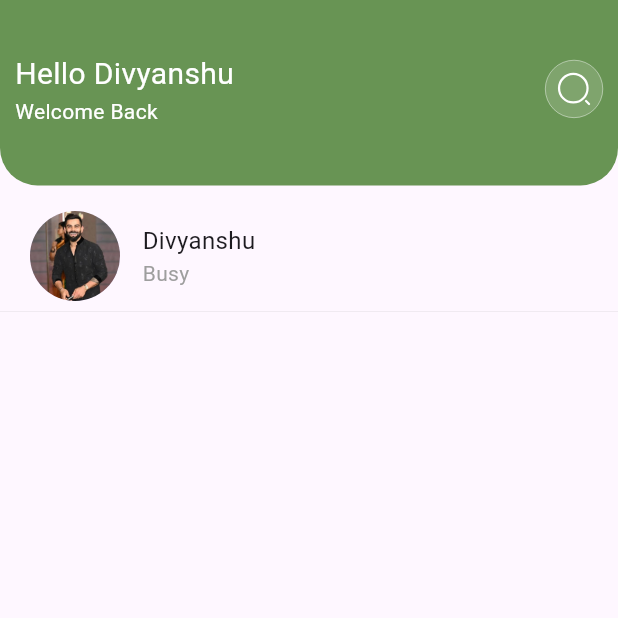
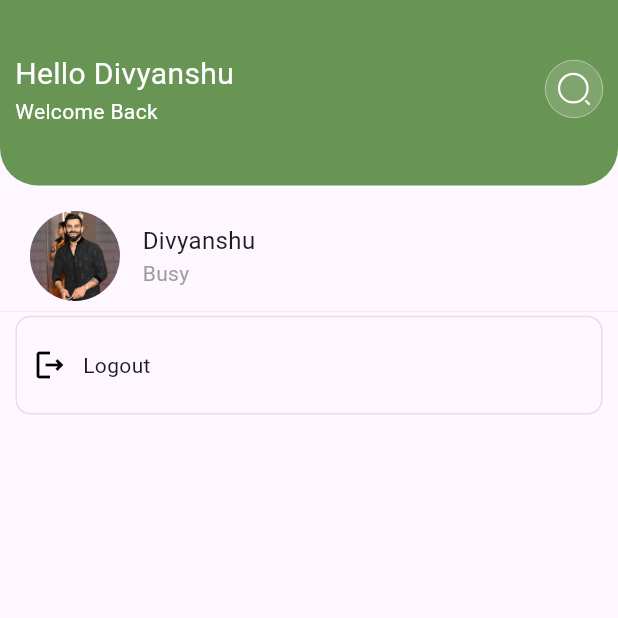
Before and after one commit to divyanshuAntino/chat_app, a Flutter app: the SettinScreen screen opened directly, on a phone screen of 412 x 824 dp, the top half of it. Run offline on Flutter 3.47's test engine with Material 3 defaults, Android fonts, the phone set to English and light mode, and no system bars; our stand-ins replace circle_nav_bar, firebase_auth, firebase_core, flutter_svg, go_router, google_sign_in and 2 more; accounts and stored records are empty.

Commit message:
add log out functionility

```diff
--- a/lib/common/service/routes.dart
+++ b/lib/common/service/routes.dart
@@ -7,7 +7,7 @@ import 'package:chatapp/navbar/navbar.dart';
 import 'package:go_router/go_router.dart';
 
 class Routes {
-  static final GoRouter routes = GoRouter(initialLocation: "/profile", routes: [
+  static final GoRouter routes = GoRouter(initialLocation: "/home", routes: [
     GoRoute(path: "/home", builder: (context, state) => const NavBar()),
     GoRoute(path: "/auth", builder: (context, state) => const AuthScreen()),
     GoRoute(path: "/userName", builder: (context, state) => const UserName()),
--- a/lib/feature/auth/service/auth.dart
+++ b/lib/feature/auth/service/auth.dart
@@ -17,4 +17,10 @@ class Authentication {
       return null;
     }
   }
+
+  void logout() async {
+    await googleSignIn.disconnect();
+    FirebaseAuth.instance.signOut();
+    print("Logout successfully");
+  }
 }
--- a/lib/feature/on_boarding/screen/dob.dart
+++ b/lib/feature/on_boarding/screen/dob.dart
@@ -131,7 +131,7 @@ class _ProfilePhotoState extends State<ProfilePhoto> {
                       Icons.add,
                       color: Colors.white,
                     ),
-                  ))
+                  )),
             ],
           ),
         ),
--- a/lib/feature/on_boarding/screen/user_name.dart
+++ b/lib/feature/on_boarding/screen/user_name.dart
@@ -24,7 +24,7 @@ class UserName extends StatelessWidget {
               ),
             ),
           ),
-          SizedBox(
+          const SizedBox(
             height: 20,
           ),
           ElevatedButton(
--- a/lib/feature/setting/screen/setting.dart
+++ b/lib/feature/setting/screen/setting.dart
@@ -1,7 +1,9 @@
 import 'package:chatapp/constant/constant.dart';
+import 'package:chatapp/feature/auth/service/auth.dart';
 import 'package:chatapp/feature/setting/widget/profile.dart';
 import 'package:flutter/material.dart';
 import 'package:flutter_svg/flutter_svg.dart';
+import 'package:go_router/go_router.dart';
 
 class SettinScreen extends StatefulWidget {
   const SettinScreen({super.key});
@@ -11,6 +13,7 @@ class SettinScreen extends StatefulWidget {
 }
 
 class _SettinScreenState extends State<SettinScreen> {
+  Authentication auth = Authentication();
   @override
   Widget build(BuildContext context) {
     MediaQueryData mediaQueryData = MediaQuery.of(context);
@@ -62,7 +65,36 @@ class _SettinScreenState extends State<SettinScreen> {
           const Profile(),
           Container(
               decoration: BoxDecoration(
-                  border: Border.all(width: 0.1, color: Colors.grey)))
+                  border: Border.all(width: 0.1, color: Colors.grey))),
+          GestureDetector(
+            onTap: () {
+              auth.logout();
+              context.pushReplacement("/auth");
+            },
+            child: Container(
+                width: mediaQueryData.size.width * 0.95,
+                height: mediaQueryData.size.height * 0.08,
+                margin:
+                    const EdgeInsets.symmetric(horizontal: 10, vertical: 2.5),
+                padding: const EdgeInsets.symmetric(horizontal: 10),
+                decoration: BoxDecoration(
+                  borderRadius: BorderRadius.circular(10),
+                  border: Border.all(
+                      color: Colors.black.withOpacity(0.1), width: 1),
+                ),
+                child: const Row(
+                  children: [
+                    Icon(
+                      Icons.logout_outlined,
+                      color: Colors.black,
+                    ),
+                    SizedBox(
+                      width: 10,
+                    ),
+                    Text("Logout")
+                  ],
+                )),
+          )
         ],
       ),
     );
```
